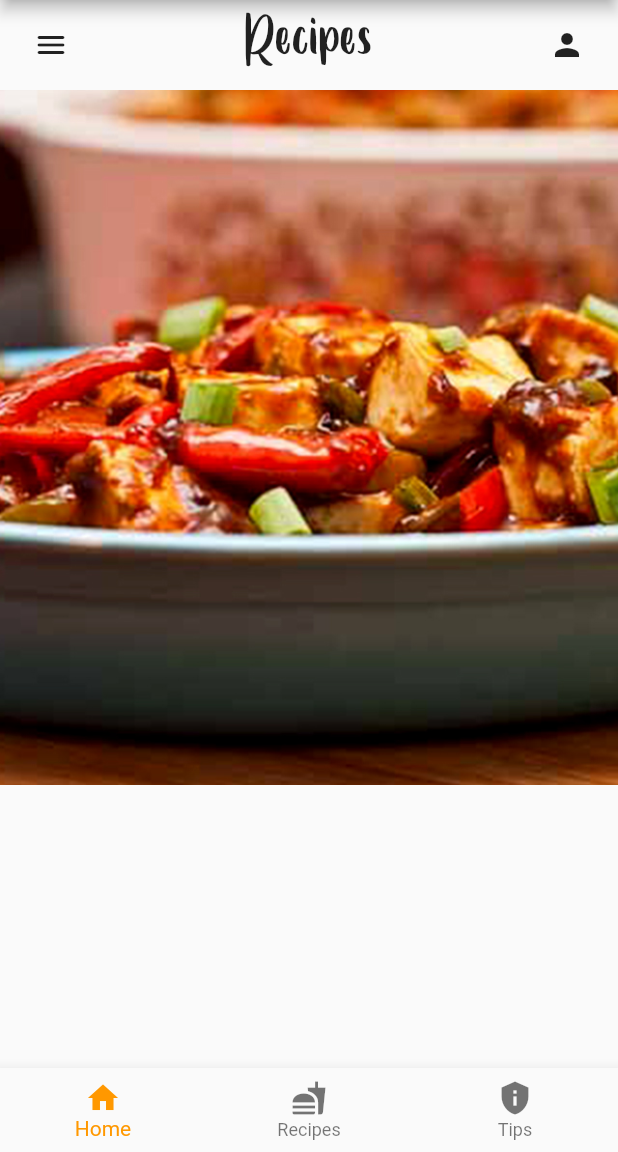
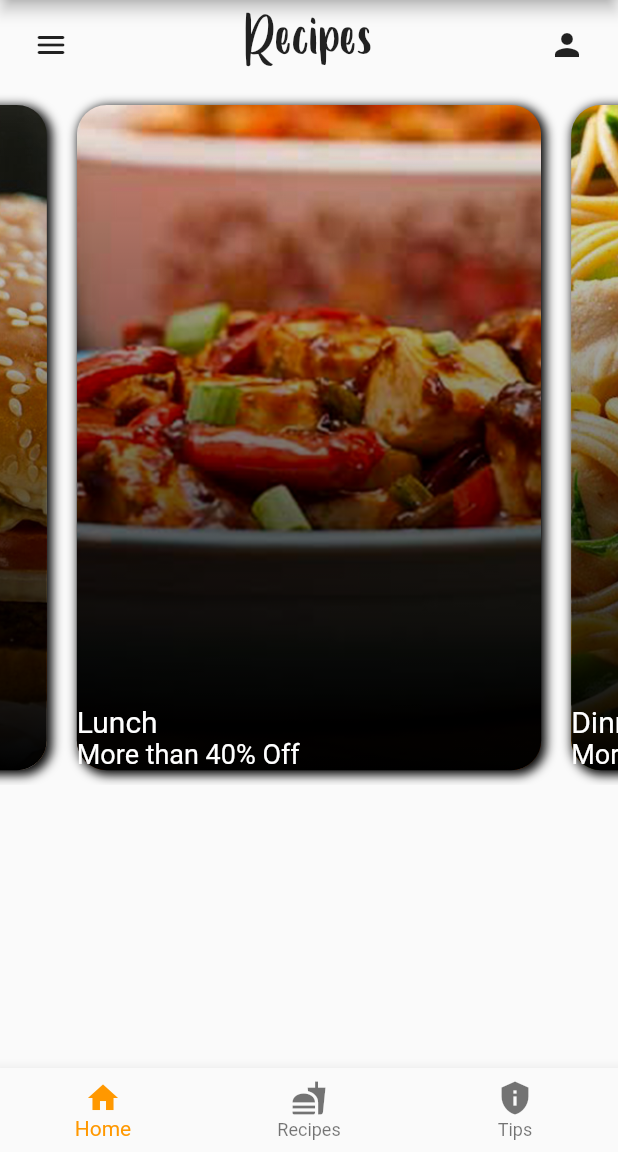
Before and after one commit to rayjomo/bhbbites, a Flutter app: the screen it shows once a user with an empty profile is signed in, on a phone screen of 412 x 824 dp, the part 84-1236 px from its top. Run offline on Flutter 3.47's test engine with Material 2 defaults, Android fonts, the phone set to English and light mode, and no system bars; our stand-ins replace auto_size_text, firebase_auth; accounts and stored records are empty.

```diff
--- a/lib/views/dashboard_view.dart
+++ b/lib/views/dashboard_view.dart
@@ -62,18 +62,64 @@ class BannerWidgetArea extends StatelessWidget {
     var screenHeight = MediaQuery.of(context).size.height;
     var screenWidth = MediaQuery.of(context).size.width;
 
-    PageController controller = PageController(initialPage: 1);
+    PageController controller = PageController(viewportFraction: 0.8, initialPage: 1);
 
     List<Widget> banners = new List<Widget>();
 
     for(int x = 0; x < bannerItems.length; x++){
-      var bannerView = Container(
-        child: Stack(
-          fit: StackFit.expand,
-          children: <Widget>[
-            Image.asset(bannerImage[x], fit: BoxFit.cover,)
+      var bannerView = Padding(
+        padding: EdgeInsets.all(10.0),
+            child: Container(
+              child: Stack(
+                fit: StackFit.expand,
+                children: <Widget>[
+
+                  //Add dropshadow
+                  Container(
+                    decoration: BoxDecoration(
+                      borderRadius: BorderRadius.all(Radius.circular(20.0)),
+                      boxShadow: [
+                        BoxShadow(
+                          color: Colors.black,
+                          offset: Offset(2.0, 2.0),
+                          blurRadius: 5.0,
+                            spreadRadius: 1.0
+                        )
+                      ]
+                    )
+                  ),
+
+                // Add curved edges
+                  ClipRRect(
+                    borderRadius: BorderRadius.all(Radius.circular((20.0))),
+                    child: Image.asset(
+                      bannerImage[x],
+                      fit: BoxFit.cover
+                    ),
+                  ),
+
+                  Container(
+                    decoration: BoxDecoration(
+                      borderRadius: BorderRadius.all(Radius.circular(20.0)),
+                      gradient: LinearGradient(
+                        begin: Alignment.topCenter,
+                          end: Alignment.bottomCenter,
+                          colors: [Colors.transparent,Colors.black])
+                    ),
+                  ),
+                Column(
+                  mainAxisAlignment: MainAxisAlignment.end,
+                  crossAxisAlignment: CrossAxisAlignment.start,
+                  children: <Widget>[
+                    Text(bannerItems[x],
+                        style: TextStyle(fontSize: 20.0, color: Colors.white),),
+                    Text("More than 40% Off", style: TextStyle(fontSize: 18.0, color: Colors.white),)
+                  ],
+                )
+
         ],
-        ),
+      ),
+    ),
       );
       banners.add(bannerView);
     }
```
